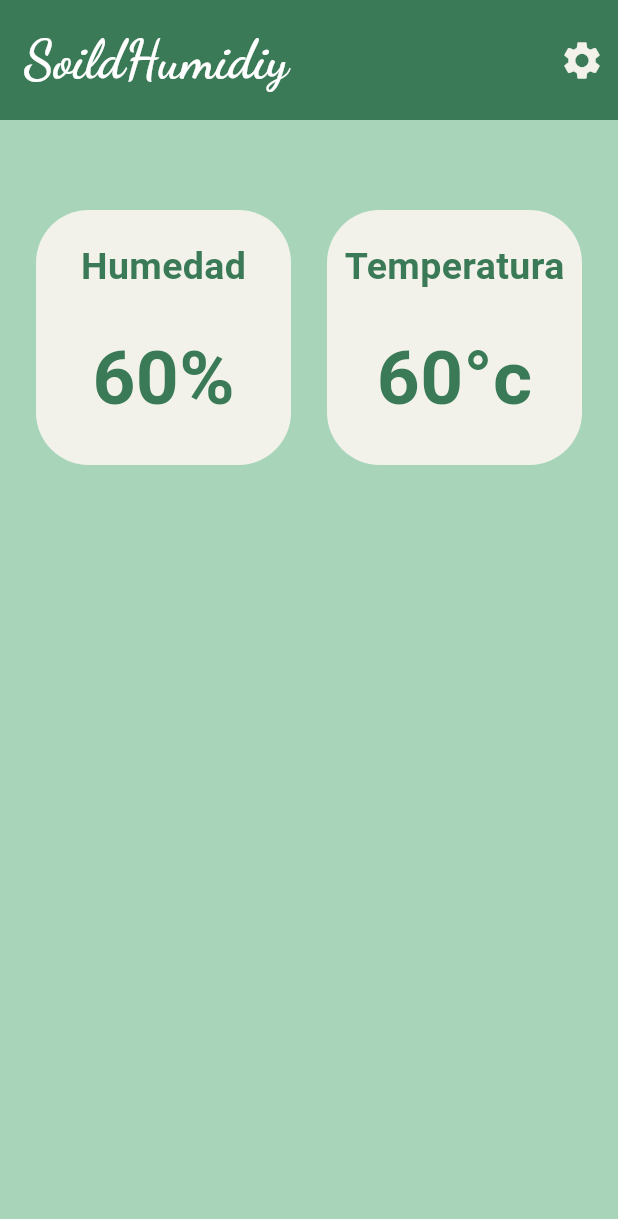
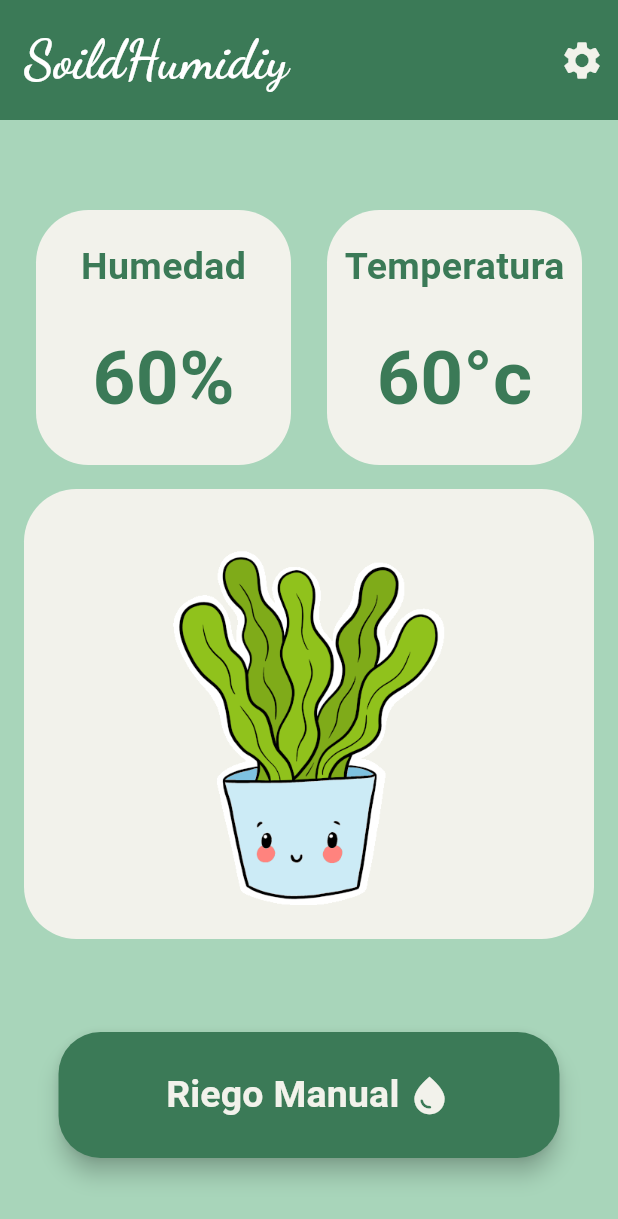
Before and after one commit to Gh0stvil/Soil_himidity_app, a Flutter app: the screen it shows after launch, on a phone screen of 412 x 824 dp. Shown: the top 1219 px of the screen. Run offline on Flutter 3.47's test engine with Material 3 defaults, Android fonts, the phone set to English and light mode, and no system bars; our stand-ins replace google_fonts; Roboto replaces fonts that are missing (Abel).

Commit message:
Agregados: boton de riego automatico,mascota de apollo visual, espacios de temperatura y humedad (solo visuales)

```diff
--- a/lib/main.dart
+++ b/lib/main.dart
@@ -1,7 +1,6 @@
 import 'package:flutter/material.dart';
 import 'package:soul_humidity_app/ui/aparience_app.dart';
 import 'package:soul_humidity_app/ui/screens/home_page.dart';
-import 'package:soul_humidity_app/ui/screens/login.dart';
 
 void main() {
   runApp(const MainApp());
--- a/lib/ui/screens/home_page.dart
+++ b/lib/ui/screens/home_page.dart
@@ -1,5 +1,3 @@
-import 'dart:nativewrappers/_internal/vm/lib/math_patch.dart';
-
 import 'package:flutter/material.dart';
 import 'package:google_fonts/google_fonts.dart';
 import 'package:soul_humidity_app/ui/aparience_app.dart';
@@ -30,14 +28,52 @@ class _HomePageState extends State<HomePage> {
         toolbarHeight: 80,
         actions: [SettingBotton()],
       ),
-      body: Column(
+      body: SizedBox(
+        width: double.infinity,
+        height: 700,
+        child: Column(
           children: [
             Padding(padding: EdgeInsets.only(top: 60)),
             Row(
               mainAxisAlignment: MainAxisAlignment.spaceEvenly,
               children: [Humidity(), Temperatura()],
             ),
+            Animation(),
+            Spacer(),
+            // Padding para el botón de agua
+            Container(
+              height: 100,
+              width: 350,
+              child: Padding(
+                padding: const EdgeInsets.all(8.0),
+                child: FloatingActionButton.large(
+                  onPressed: () {},
+                  backgroundColor: ColorMyApp.accentColor,
+                  child: Row(
+                    mainAxisSize: MainAxisSize.min,
+                    children: [
+                      Text(
+                        'Riego Manual',
+                        style: TextStyle(
+                          color: ColorMyApp.secondaryColor,
+                          fontSize: 25,
+                          fontWeight: FontWeight.bold,
+                          fontFamily: GoogleFonts.abel().fontFamily,
+                        ),
+                      ),
+                      SizedBox(width: 5),
+                      Icon(
+                        Icons.water_drop,
+                        color: ColorMyApp.secondaryColor,
+                        size: 30,
+                      ),
                     ],
+                  ),
+                ),
+              ),
+            ),
+          ],
+        ),
       ),
     );
   }
@@ -129,6 +165,7 @@ class _TemperaturaState extends State<Temperatura> {
       ),
       child: Column(
         children: [
+          // Padding para el título de la temperatura
           Padding(
             padding: const EdgeInsets.only(top: 20),
             child: Text(
@@ -141,6 +178,7 @@ class _TemperaturaState extends State<Temperatura> {
               ),
             ),
           ),
+          // Padding para separar el texto de la temperatura
           Padding(
             padding: const EdgeInsets.only(top: 20),
             child: Text(
@@ -158,3 +196,37 @@ class _TemperaturaState extends State<Temperatura> {
     );
   }
 }
+
+class Animation extends StatefulWidget {
+  const Animation({super.key});
+
+  @override
+  State<Animation> createState() => _AnimationState();
+}
+
+class _AnimationState extends State<Animation> {
+  @override
+  Widget build(BuildContext context) {
+    return Padding(
+      padding: const EdgeInsets.all(16.0),
+      child: Container(
+        decoration: BoxDecoration(
+          color: ColorMyApp.secondaryColor,
+          borderRadius: BorderRadius.circular(35),
+        ),
+        width: double.infinity,
+        height: 300,
+        child: Center(
+          child: Align(
+            alignment: Alignment(-0.25, 0.1),
+            child: Image.asset(
+              "assets/images/raf-rafs.gif",
+              width: 250,
+              height: 250,
+            ),
+          ),
+        ),
+      ),
+    );
+  }
+}
--- a/lib/widgets/botones.dart
+++ b/lib/widgets/botones.dart
@@ -13,16 +13,13 @@ class _SingInState extends State<SingIn> {
   Widget build(BuildContext context) {
     return ElevatedButton(
       onPressed: () {
-        print("Botón presionado");
+        // Aquí puedes agregar la lógica para el inicio de sesión
       },
       style: ElevatedButton.styleFrom(
         backgroundColor: ColorMyApp.accentColor,
         shape: RoundedRectangleBorder(borderRadius: BorderRadius.circular(20)),
       ),
-      child: Text("LOGIN",style: TextStyle(
-        fontSize: 20,
-        color: Colors.white,
-      ),),
+      child: Text("LOGIN", style: TextStyle(fontSize: 20, color: Colors.white)),
     );
   }
 }
```
Also changed, not shown: assets/images/raf-rafs.gif (added). Lines whose indentation alone changed are shown as unchanged.
